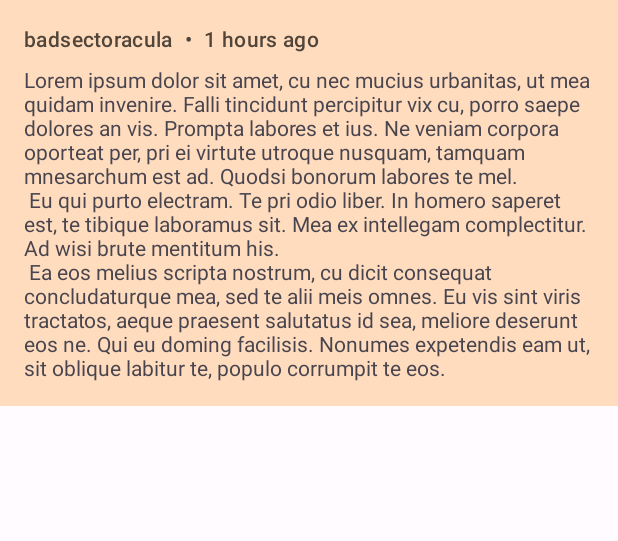
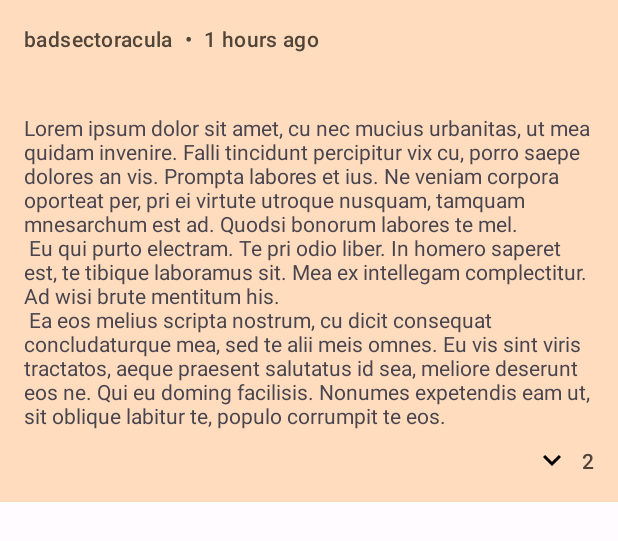
Before and after one commit to aeliusS/HackerNews, an Android app: the layout list_item_comments.xml on its own in the app's theme, with its tools: preview values and no code run, on a phone screen of 412 x 824 dp. Shown: the top 541 px of the screen. Run offline under Robolectric (Android 15) with nearby library versions, the phone set to English and light mode, and no system bars; network calls fail.

Commit message:
working on comments list screen

```diff
--- a/app/build.gradle
+++ b/app/build.gradle
@@ -101,4 +101,8 @@ dependencies {
     // card view
     implementation "androidx.cardview:cardview:1.0.0"
 
+    // groupie - recycler view
+    implementation "com.github.lisawray.groupie:groupie:$groupie_version"
+    implementation "com.github.lisawray.groupie:groupie-databinding:$groupie_version"
+
 }
--- a/app/src/main/java/com/example/android/hackernews/commentslist/adapter/ExpandableCommentGroup.kt
+++ b/app/src/main/java/com/example/android/hackernews/commentslist/adapter/ExpandableCommentGroup.kt
@@ -1,4 +1,5 @@
 package com.example.android.hackernews.commentslist.adapter
 
-class ExpandableCommentGroup {
+// TODO: use repository to get NewsItems?
+class ExpandableCommentGroup  {
 }
--- a/app/src/main/java/com/example/android/hackernews/data/daos/NewsItemDao.kt
+++ b/app/src/main/java/com/example/android/hackernews/data/daos/NewsItemDao.kt
@@ -51,6 +51,9 @@ interface NewsItemDao {
     @Query("SELECT * FROM news_items WHERE id IN (:itemIds)")
     fun getItems(itemIds: List<Long>): Flow<List<NewsItem>>
 
+    @Query("SELECT * FROM news_items WHERE parent in (:itemId)")
+    fun getChildItems(itemId: Long): Flow<List<NewsItem?>>
+
     @Transaction
     @Query(NEWS_ITEMS_TOP_STORIES)
     fun getTopStories(): Flow<List<NewsItem>>
--- a/app/src/main/java/com/example/android/hackernews/data/repositories/NewsLocalDataSource.kt
+++ b/app/src/main/java/com/example/android/hackernews/data/repositories/NewsLocalDataSource.kt
@@ -21,6 +21,8 @@ class NewsLocalDataSource @Inject constructor(
 ) {
 
     fun getNewsItem(itemId: Long) = newsItemDao.getItem(itemId)
+
+    fun getChildItems(itemId: Long) = newsItemDao.getChildItems(itemId)
 
     fun getTopStories() = newsItemDao.getTopStories()
 
--- a/app/src/main/res/layout/list_item_comments.xml
+++ b/app/src/main/res/layout/list_item_comments.xml
@@ -65,5 +65,31 @@
             app:layout_constraintTop_toBottomOf="@+id/commentAuthor"
             tools:text="@string/lorem_ipsum_paragraph" />
 
+        <ImageView
+            android:id="@+id/expandCommentArrow"
+            android:layout_width="wrap_content"
+            android:layout_height="wrap_content"
+            android:layout_marginTop="8dp"
+            android:layout_marginEnd="8dp"
+            android:layout_marginBottom="16dp"
+            android:contentDescription="@string/expand_comment_arrow_description"
+            app:layout_constraintBottom_toBottomOf="parent"
+            app:layout_constraintEnd_toStartOf="@+id/childCommentsNumber"
+            app:layout_constraintTop_toBottomOf="@+id/commentText"
+            app:srcCompat="@drawable/ic_baseline_keyboard_arrow_down_24" />
+
+        <!-- TODO: add binding adapter for child comments number -->
+        <TextView
+            android:id="@+id/childCommentsNumber"
+            style="@style/TextAppearance.BodyMedium"
+            android:layout_width="wrap_content"
+            android:layout_height="wrap_content"
+            android:layout_marginEnd="16dp"
+            android:text='2'
+            app:layout_constraintBottom_toBottomOf="@+id/expandCommentArrow"
+            app:layout_constraintEnd_toEndOf="parent"
+            app:layout_constraintTop_toTopOf="@+id/expandCommentArrow"
+            tools:text="2" />
+
     </androidx.constraintlayout.widget.ConstraintLayout>
 </layout>
--- a/app/src/main/res/values/strings.xml
+++ b/app/src/main/res/values/strings.xml
@@ -14,4 +14,5 @@
         \n Ea eos melius scripta nostrum, cu dicit consequat concludaturque mea, sed te alii meis omnes. Eu vis sint viris tractatos, aeque praesent salutatus id sea, meliore deserunt eos ne. Qui eu doming facilisis. Nonumes expetendis eam ut, sit oblique labitur te, populo corrumpit te eos.
     </string>
     <string name="lorem_ipsum_small_paragraph">Sed id integre senserit. Mel sumo similique in, at eos inani epicuri abhorreant. Vel no gubergren dissentias instructior. His soleat putant imperdiet an. Te maiorum volumus eam, nam laoreet expetendis contentiones no. Sed ex aeterno adolescens, ut quaeque bonorum nusquam sea.</string>
+    <string name="expand_comment_arrow_description">expand comment</string>
 </resources>
--- a/build.gradle
+++ b/build.gradle
@@ -11,6 +11,7 @@ buildscript {
         lifecycle_version = '2.6.0-alpha02'
         arch_test_version = '2.1.0'
         hamcrest_version = '1.3'
+        groupie_version = '2.10.1'
     }
 }
 
--- a/settings.gradle
+++ b/settings.gradle
@@ -3,7 +3,7 @@ pluginManagement {
         gradlePluginPortal()
         google()
         mavenCentral()
-        // maven { url "https://jitpack.io" }
+        maven { url "https://jitpack.io" }
     }
 }
 dependencyResolutionManagement {
@@ -11,7 +11,7 @@ dependencyResolutionManagement {
     repositories {
         google()
         mavenCentral()
-        // maven { url "https://jitpack.io" }
+        maven { url "https://jitpack.io" }
     }
 }
 rootProject.name = "HackerNews"
```
Also changed, not shown: app/src/main/java/com/example/android/hackernews/commentslist/CommentsListFragment.kt (+7 -0 lines), app/src/main/java/com/example/android/hackernews/commentslist/CommentsListViewModel.kt (+24 -1 lines), app/src/main/java/com/example/android/hackernews/commentslist/adapter/ExpandableCommentItem.kt (+30 -1 lines), app/src/main/java/com/example/android/hackernews/data/entities/NewsItem.kt (+17 -15 lines), app/src/main/java/com/example/android/hackernews/data/repositories/DefaultNewsRepository.kt (+31 -8 lines), app/src/main/res/layout/fragment_comments.xml (+19 -7 lines), app/src/main/res/navigation/nav_graph.xml (+12 -0 lines), 1 other file.
